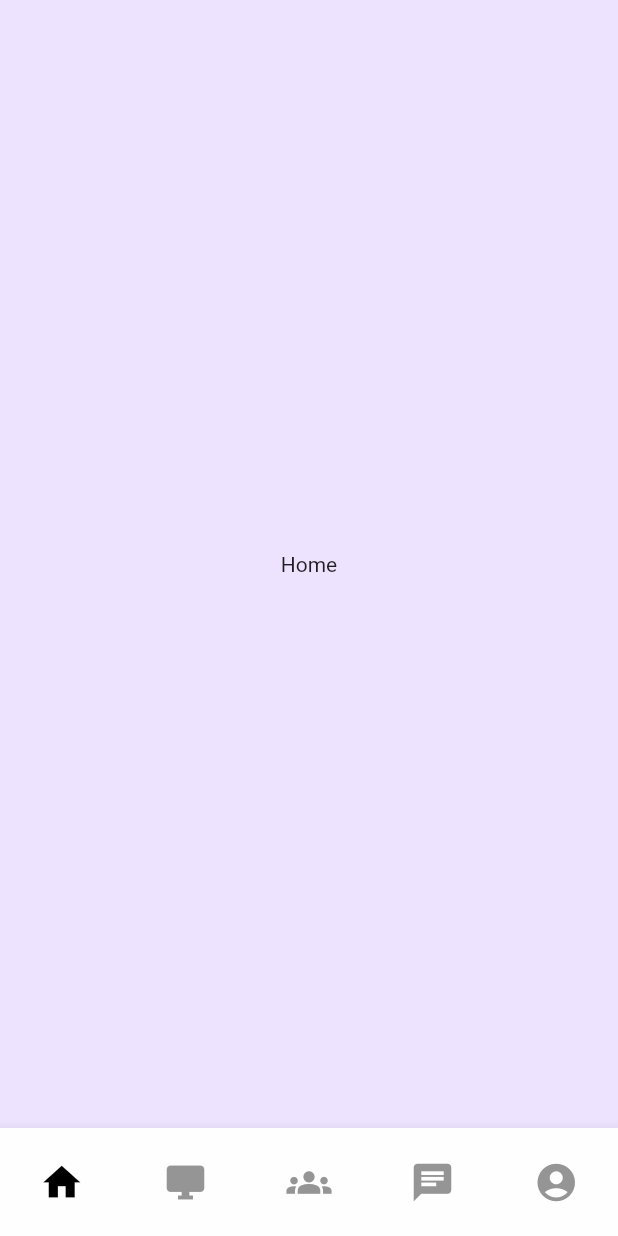
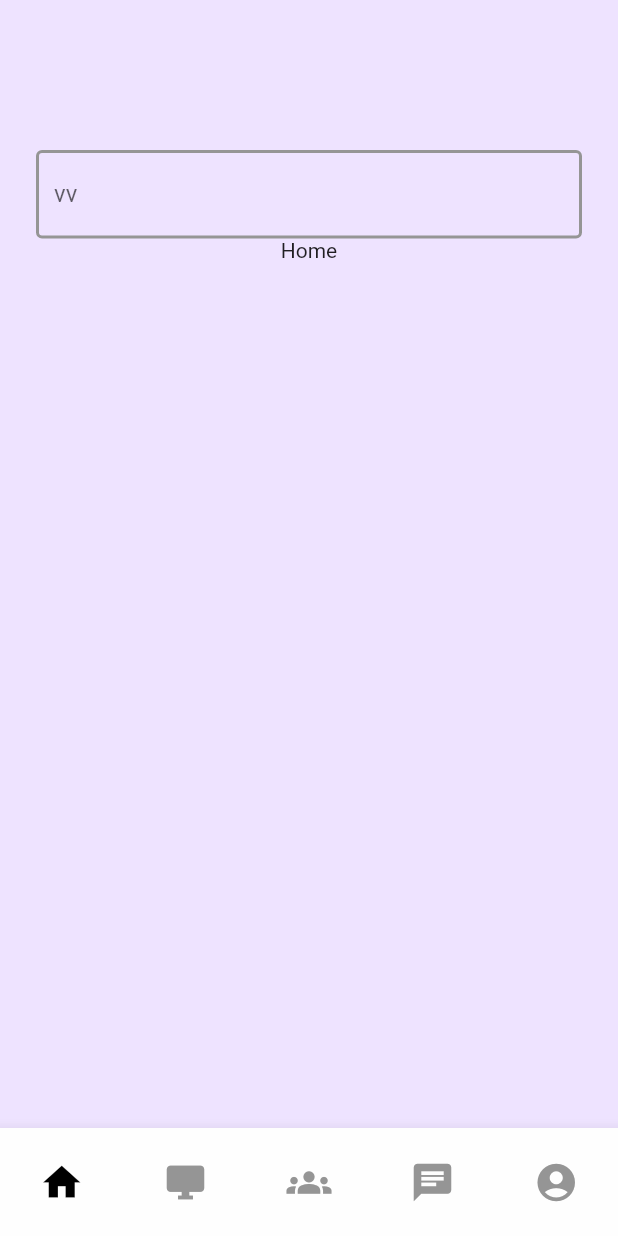
Before and after one commit to ilknurtulgar/TerapiEvim, a Flutter app: the screen it shows after launch, on a phone screen of 412 x 824 dp. Run offline on Flutter 3.47's test engine with Material 2 defaults, Android fonts, the phone set to English and light mode, and no system bars; drawn by our look-alikes of animated_bottom_navigation_bar; our stand-ins replace get.

Commit message:
from to ilknur-dev

```diff
--- a/lib/components/text/custom_textfield.dart
+++ b/lib/components/text/custom_textfield.dart
@@ -1,8 +1,11 @@
 import 'package:flutter/material.dart';
+import 'package:terapievim/core/base/util/base_utility.dart';
 
-/*class CustomTextField extends StatelessWidget {
-  CustomTextField({Key? key, required this.loginText}) : super(key: key);
-  String? loginText;
+class CustomTextField extends StatelessWidget {
+  CustomTextField({Key? key, required this.labelText, required this.hintText})
+      : super(key: key);
+  String? labelText;
+  String? hintText;
   @override
   Widget build(BuildContext context) {
     return Padding(
@@ -10,12 +13,22 @@ import 'package:flutter/material.dart';
         child: TextField(
           textAlign: TextAlign.start,
           decoration: InputDecoration(
-              labelText: loginText,
-              hintText: "abcdef@gmail.com",
-              border: OutlineInputBorder(borderRadius: BorderRadius.circular(8)),
-                  ),
-        )
-        );
+            labelText: labelText,
+            hintText: hintText,
+            enabledBorder: enabledBorder(),
+            focusedBorder: enabledBorder(),
+            border: OutlineInputBorder(
+              borderRadius: BorderRadius.circular(8),
+            ),
+          ),
+        ));
+  }
+
+  OutlineInputBorder enabledBorder() {
+    return OutlineInputBorder(
+        borderSide: BorderSide(
+      color: AppColors.dustyGray,
+      width: 2,
+    ));
   }
 }
-*/
--- a/lib/main.dart
+++ b/lib/main.dart
@@ -1,12 +1,13 @@
 import 'package:animated_bottom_navigation_bar/animated_bottom_navigation_bar.dart';
 import 'package:flutter/material.dart';
 import 'package:get/get.dart';
-import 'package:terapievim/components/container/group.dart';
+
+import 'package:terapievim/components/text/custom_textfield.dart';
 import 'package:terapievim/core/base/util/base_utility.dart';
 import 'package:terapievim/screen/group_pages.dart/group.dart';
 import 'package:terapievim/service/mainController.dart';
+
 import 'screen/activities.dart';
-
 import 'screen/home.dart';
 import 'screen/message.dart';
 import 'screen/profile.dart';
@@ -44,6 +45,7 @@ class _TerapiEvimState extends State<TerapiEvim> {
     ];
     return GetMaterialApp(
       debugShowCheckedModeBanner: false,
+      theme: ThemeData(primarySwatch: Colors.purple),
       home: Scaffold(
         bottomNavigationBar: Obx(
           () => AnimatedBottomNavigationBar(
@@ -63,11 +65,23 @@ class _TerapiEvimState extends State<TerapiEvim> {
           ),
         ),
         backgroundColor: AppColors.blueChalk,
-          body: Obx(
+        body: Column(
+          children: [
+            SizedBox(
+              width: 15,
+              height: 100,
+            ),
+            CustomTextField(labelText: "vv", hintText: "hintText"),
+            Center(
+              child: Obx(
                 () => Container(
                   child: Screen[_controller.currentScreenIndex.toInt()],
                 ),
-          )),
+              ),
+            ),
+          ],
+        ),
+      ),
     );
   }
 }
```
Lines whose indentation alone changed are shown as unchanged.
